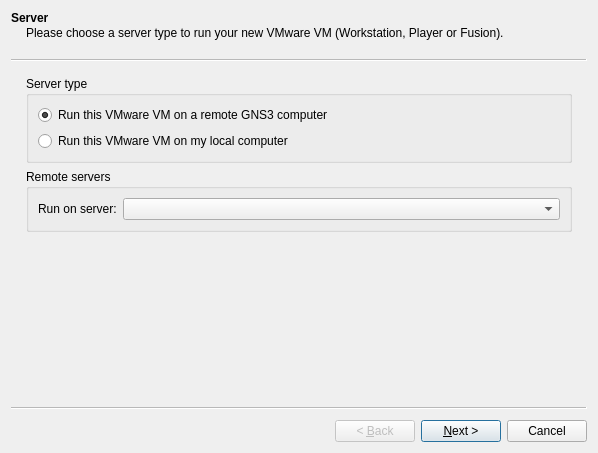
This is gns3/modules/vmware/ui/vmware_vm_wizard.ui in GNS3/gns3-gui as Qt 5 draws it before an edit. The edited form follows.
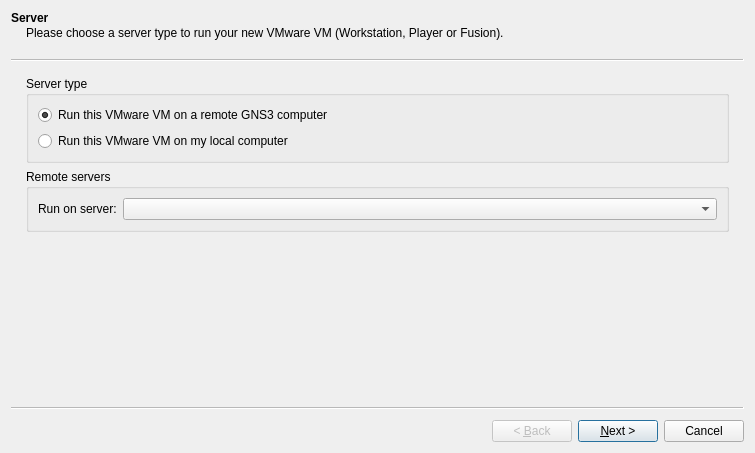
This is the edited form.

Commit message: Fix wrong wizard page name.

Diff of the .ui file:
```diff
--- a/gns3/modules/vmware/ui/vmware_vm_wizard.ui
+++ b/gns3/modules/vmware/ui/vmware_vm_wizard.ui
@@ -6,7 +6,7 @@
    <rect>
     <x>0</x>
     <y>0</y>
-    <width>598</width>
+    <width>755</width>
     <height>453</height>
    </rect>
   </property>
```
Left out of the diff: 2 changed lines with no effect on the pictures. The commit also changes 2 other files.
